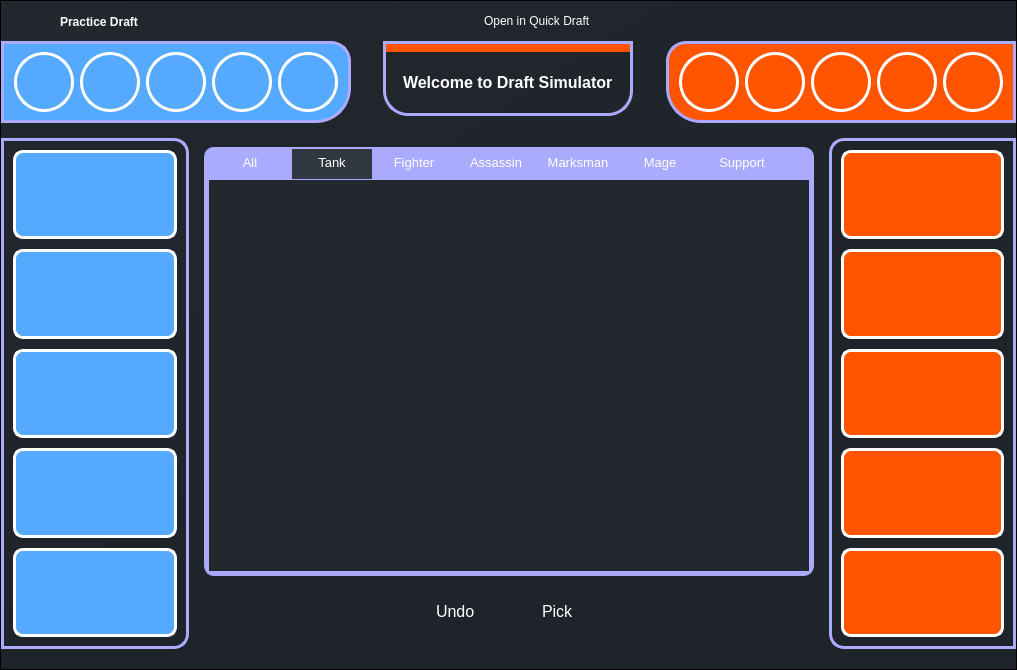
The window that ui/pages/practice_draft.ui (elian-olbz/mlbb-drafting-and-simulation-tools) describes before a commit, drawn with Qt 5.
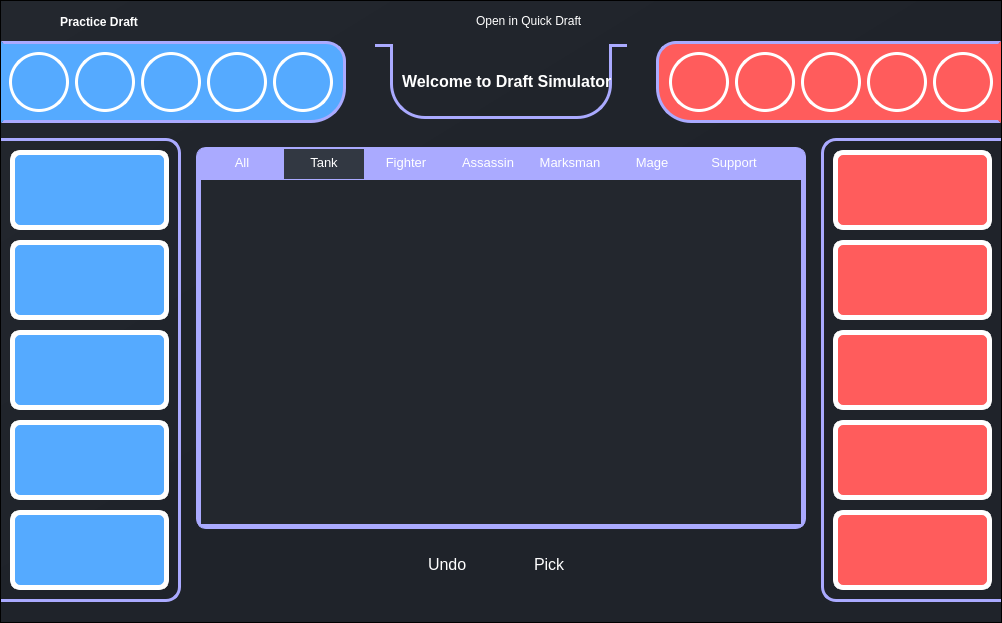
The same window after the commit. Icons and pictures are not drawn.

```diff
--- a/ui/pages/practice_draft.ui
+++ b/ui/pages/practice_draft.ui
@@ -6,8 +6,8 @@
    <rect>
     <x>0</x>
     <y>0</y>
-    <width>1017</width>
-    <height>670</height>
+    <width>1002</width>
+    <height>623</height>
    </rect>
   </property>
   <property name="windowTitle">
@@ -627,6 +627,7 @@
                                  <property name="styleSheet">
                                   <string notr="true">QFrame #blue_ban_frame{
 border: 3px solid rgb(170, 170, 255);
+border-left-color: rgb(85, 170, 255);
 background-color: rgb(85, 170, 255);
 border-top-left-radius: 0px;
 border-bottom-left-radius: 0px;
@@ -642,7 +643,7 @@
                                  </property>
                                  <layout class="QHBoxLayout" name="horizontalLayout_6">
                                   <property name="leftMargin">
-                                   <number>10</number>
+                                   <number>5</number>
                                   </property>
                                   <property name="topMargin">
                                    <number>8</number>
@@ -854,10 +855,10 @@
                                  </property>
                                 </spacer>
                                </item>
-                               <item alignment="Qt::AlignHCenter|Qt::AlignTop">
+                               <item alignment="Qt::AlignHCenter|Qt::AlignVCenter">
                                 <widget class="QFrame" name="welcome_frame">
                                  <property name="sizePolicy">
-                                  <sizepolicy hsizetype="Fixed" vsizetype="Preferred">
+                                  <sizepolicy hsizetype="Expanding" vsizetype="Preferred">
                                    <horstretch>0</horstretch>
                                    <verstretch>0</verstretch>
                                   </sizepolicy>
@@ -871,18 +872,11 @@
                                  <property name="maximumSize">
                                   <size>
                                    <width>16777215</width>
-                                   <height>16777215</height>
+                                   <height>0</height>
                                   </size>
                                  </property>
                                  <property name="styleSheet">
-                                  <string notr="true">QFrame #welcome_frame{
-border: 3px solid rgb(170, 170, 255);
-/*background-color: rgb(170, 170, 255);*/
-border-top-left-radius: 0px;
-border-bottom-left-radius: 25px;
-border-top-right-radius: 0px;
-border-bottom-right-radius: 25px;
-}</string>
+                                  <string notr="true"/>
                                  </property>
                                  <property name="frameShape">
                                   <enum>QFrame::StyledPanel</enum>
@@ -890,7 +884,7 @@
                                  <property name="frameShadow">
                                   <enum>QFrame::Raised</enum>
                                  </property>
-                                 <layout class="QVBoxLayout" name="verticalLayout_5">
+                                 <layout class="QHBoxLayout" name="horizontalLayout">
                                   <property name="spacing">
                                    <number>0</number>
                                   </property>
@@ -907,17 +901,27 @@
                                    <number>0</number>
                                   </property>
                                   <item>
-                                   <widget class="QFrame" name="frame">
-                                    <property name="maximumSize">
+                                   <widget class="QFrame" name="left_frame">
+                                    <property name="sizePolicy">
+                                     <sizepolicy hsizetype="Expanding" vsizetype="Preferred">
+                                      <horstretch>0</horstretch>
+                                      <verstretch>0</verstretch>
+                                     </sizepolicy>
+                                    </property>
+                                    <property name="minimumSize">
                                      <size>
-                                      <width>16777215</width>
-                                      <height>8</height>
+                                      <width>15</width>
+                                      <height>0</height>
                                      </size>
                                     </property>
                                     <property name="styleSheet">
-                                     <string notr="true">background-color: rgb(255, 85, 0);
-border-radius: 0px; 
-</string>
+                                     <string notr="true">QFrame #left_frame{
+border: 3px solid rgb(170, 170, 255);
+border-top-color: rgb(170, 170, 255);
+border-left-color: transparent;
+border-right-color: transparent;
+border-bottom-color: transparent;
+}</string>
                                     </property>
                                     <property name="frameShape">
                                      <enum>QFrame::StyledPanel</enum>
@@ -927,18 +931,78 @@
                                     </property>
                                    </widget>
                                   </item>
-                                  <item alignment="Qt::AlignHCenter|Qt::AlignVCenter">
-                                   <widget class="QLabel" name="top_label1">
-                                    <property name="font">
-                                     <font>
-                                      <pointsize>14</pointsize>
-                                     </font>
+                                  <item alignment="Qt::AlignHCenter">
+                                   <widget class="QFrame" name="wel_frame">
+                                    <property name="styleSheet">
+                                     <string notr="true">QFrame #wel_frame{
+border: 3px solid rgb(170, 170, 255);
+border-top-color: transparent;
+/*background-color: rgb(170, 170, 255);*/
+border-top-left-radius: 0px;
+border-bottom-left-radius: 35px;
+border-top-right-radius: 0px;
+border-bottom-right-radius: 35px;
+}</string>
                                     </property>
+                                    <property name="frameShape">
+                                     <enum>QFrame::StyledPanel</enum>
+                                    </property>
+                                    <property name="frameShadow">
+                                     <enum>QFrame::Raised</enum>
+                                    </property>
+                                    <layout class="QVBoxLayout" name="verticalLayout_12">
+                                     <item alignment="Qt::AlignHCenter|Qt::AlignVCenter">
+                                      <widget class="QLabel" name="top_label1">
+                                       <property name="minimumSize">
+                                        <size>
+                                         <width>215</width>
+                                         <height>0</height>
+                                        </size>
+                                       </property>
+                                       <property name="font">
+                                        <font>
+                                         <pointsize>14</pointsize>
+                                        </font>
+                                       </property>
+                                       <property name="styleSheet">
+                                        <string notr="true">background-color: transparent;</string>
+                                       </property>
+                                       <property name="text">
+                                        <string>&lt;html&gt;&lt;head/&gt;&lt;body&gt;&lt;p&gt;&lt;span style=&quot; font-size:12pt; font-weight:700;&quot;&gt;Welcome to Draft Simulator&lt;/span&gt;&lt;/p&gt;&lt;/body&gt;&lt;/html&gt;</string>
+                                       </property>
+                                      </widget>
+                                     </item>
+                                    </layout>
+                                   </widget>
+                                  </item>
+                                  <item>
+                                   <widget class="QFrame" name="right_frame">
+                                    <property name="sizePolicy">
+                                     <sizepolicy hsizetype="Expanding" vsizetype="Preferred">
+                                      <horstretch>0</horstretch>
+                                      <verstretch>0</verstretch>
+                                     </sizepolicy>
+                                    </property>
+                                    <property name="minimumSize">
+                                     <size>
+                                      <width>15</width>
+                                      <height>0</height>
+                                     </size>
+                                    </property>
                                     <property name="styleSheet">
-                                     <string notr="true">background-color: transparent;</string>
+                                     <string notr="true">QFrame #right_frame{
+border: 3px solid rgb(170, 170, 255);
+border-top-color: rgb(170, 170, 255);
+border-left-color: transparent;
+border-right-color: transparent;
+border-bottom-color: transparent;
+}</string>
                                     </property>
-                                    <property name="text">
-                                     <string>&lt;html&gt;&lt;head/&gt;&lt;body&gt;&lt;p&gt;&lt;span style=&quot; font-size:12pt; font-weight:700;&quot;&gt;Welcome to Draft Simulator&lt;/span&gt;&lt;/p&gt;&lt;/body&gt;&lt;/html&gt;</string>
+                                    <property name="frameShape">
+                                     <enum>QFrame::StyledPanel</enum>
+                                    </property>
+                                    <property name="frameShadow">
+                                     <enum>QFrame::Raised</enum>
                                     </property>
                                    </widget>
                                   </item>
@@ -969,7 +1033,8 @@
                                  <property name="styleSheet">
                                   <string notr="true">QFrame #red_ban_frame{
 border: 3px solid rgb(170, 170, 255);
-background-color: rgb(255, 85, 0);
+border-right-color: rgb(255, 92, 92);
+background-color: rgb(255, 92, 92);
 border-top-left-radius: 20px;
 border-bottom-left-radius: 35px;
 border-top-right-radius: 0px;
@@ -990,7 +1055,7 @@
                                    <number>8</number>
                                   </property>
                                   <property name="rightMargin">
-                                   <number>10</number>
+                                   <number>5</number>
                                   </property>
                                   <property name="bottomMargin">
                                    <number>8</number>
@@ -1233,6 +1298,7 @@
                                  <property name="styleSheet">
                                   <string notr="true">QFrame #blue_pick_frame{
 border: 3px solid rgb(170, 170, 255);
+border-left-color: transparent;
 /*background-color: rgb(170, 170, 255);*/
 border-top-left-radius: 0px;
 border-bottom-left-radius: 0px;
@@ -1250,6 +1316,9 @@
                                   <property name="spacing">
                                    <number>10</number>
                                   </property>
+                                  <property name="leftMargin">
+                                   <number>6</number>
+                                  </property>
                                   <item>
                                    <widget class="QLabel" name="blue_pick1">
                                     <property name="minimumSize">
@@ -1260,7 +1329,7 @@
                                     </property>
                                     <property name="styleSheet">
                                      <string notr="true">background-color: rgb(85, 170, 255);
-border-radius: 10px; border: 3px solid;
+border-radius: 10px; border: 5px solid;
 border-color:rgb(255, 255, 255);</string>
                                     </property>
                                     <property name="text">
@@ -1284,7 +1353,7 @@
                                     </property>
                                     <property name="styleSheet">
                                      <string notr="true">background-color: rgb(85, 170, 255);
-border-radius: 10px; border: 3px solid;
+border-radius: 10px; border: 5px solid;
 border-color:rgb(255, 255, 255);</string>
                                     </property>
                                     <property name="text">
@@ -1308,7 +1377,7 @@
                                     </property>
                                     <property name="styleSheet">
                                      <string notr="true">background-color: rgb(85, 170, 255);
-border-radius: 10px; border: 3px solid;
+border-radius: 10px; border: 5px solid;
 border-color:rgb(255, 255, 255);</string>
                                     </property>
                                     <property name="text">
@@ -1332,7 +1401,7 @@
                                     </property>
                                     <property name="styleSheet">
                                      <string notr="true">background-color: rgb(85, 170, 255);
-border-radius: 10px; border: 3px solid;
+border-radius: 10px; border: 5px solid;
 border-color:rgb(255, 255, 255);</string>
                                     </property>
                                     <property name="text">
@@ -1356,7 +1425,7 @@
                                     </property>
                                     <property name="styleSheet">
                                      <string notr="true">background-color: rgb(85, 170, 255);
-border-radius: 10px; border: 3px solid;
+border-radius: 10px; border: 5px solid;
 border-color:rgb(255, 255, 255);</string>
                                     </property>
                                     <property name="text">
@@ -1663,6 +1732,7 @@
                                  <property name="styleSheet">
                                   <string notr="true">QFrame #red_pick_frame{
 border: 3px solid rgb(170, 170, 255);
+border-right-color: transparent;
 /*background-color: rgb(170, 170, 255);*/
 border-top-left-radius: 15px;
 border-bottom-left-radius: 15px;
@@ -1680,6 +1750,9 @@
                                   <property name="spacing">
                                    <number>10</number>
                                   </property>
+                                  <property name="rightMargin">
+                                   <number>6</number>
+                                  </property>
                                   <item>
                                    <widget class="QLabel" name="red_pick1">
                                     <property name="minimumSize">
@@ -1689,8 +1762,8 @@
                                      </size>
                                     </property>
                                     <property name="styleSheet">
-                                     <string notr="true">background-color: rgb(255, 85, 0);
-border-radius: 10px; border: 3px solid;
+                                     <string notr="true">background-color: rgb(255, 92, 92);
+border-radius: 10px; border: 5px solid;
 border-color:rgb(255, 255, 255);</string>
                                     </property>
                                     <property name="text">
@@ -1713,8 +1786,8 @@
                                      </size>
                                     </property>
                                     <property name="styleSheet">
-                                     <string notr="true">background-color: rgb(255, 85, 0);
-border-radius: 10px; border: 3px solid;
+                                     <string notr="true">background-color: rgb(255, 92, 92);
+border-radius: 10px; border: 5px solid;
 border-color:rgb(255, 255, 255);</string>
                                     </property>
                                     <property name="text">
@@ -1737,8 +1810,8 @@
                                      </size>
                                     </property>
                                     <property name="styleSheet">
-                                     <string notr="true">background-color: rgb(255, 85, 0);
-border-radius: 10px; border: 3px solid;
+                                     <string notr="true">background-color: rgb(255, 92, 92);
+border-radius: 10px; border: 5px solid;
 border-color:rgb(255, 255, 255);</string>
                                     </property>
                                     <property name="text">
@@ -1761,8 +1834,8 @@
                                      </size>
                                     </property>
                                     <property name="styleSheet">
-                                     <string notr="true">background-color: rgb(255, 85, 0);
-border-radius: 10px; border: 3px solid;
+                                     <string notr="true">background-color: rgb(255, 92, 92);
+border-radius: 10px; border: 5px solid;
 border-color:rgb(255, 255, 255);</string>
                                     </property>
                                     <property name="text">
@@ -1785,8 +1858,8 @@
                                      </size>
                                     </property>
                                     <property name="styleSheet">
-                                     <string notr="true">background-color: rgb(255, 85, 0);
-border-radius: 10px; border: 3px solid;
+                                     <string notr="true">background-color: rgb(255, 92, 92);
+border-radius: 10px; border: 5px solid;
 border-color:rgb(255, 255, 255);</string>
                                     </property>
                                     <property name="text">
```
Left out of the diff: 3 changed lines with no effect on the pictures.
